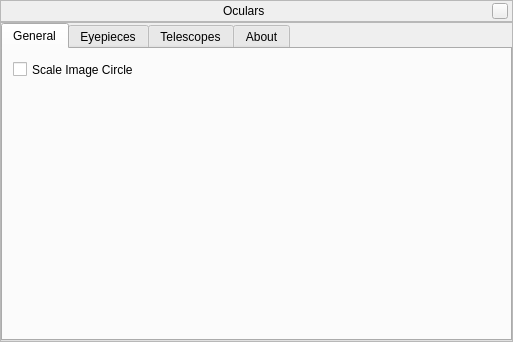
The window that plugins/Oculars/src/gui/ocularDialog.ui (519984307/stellarium_src) describes before a commit, drawn with Qt 5.
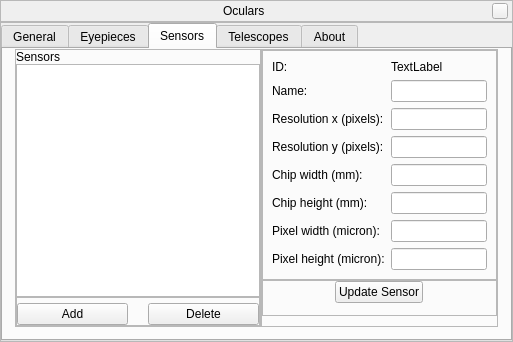
The same window after the commit. The open tabs and pages were chosen to show the change. Custom widgets are drawn as their Qt base class.

The edit to the form file:
```diff
--- a/plugins/Oculars/src/gui/ocularDialog.ui
+++ b/plugins/Oculars/src/gui/ocularDialog.ui
@@ -499,6 +499,425 @@
           </item>
          </layout>
         </widget>
+        <widget class="QWidget" name="CCD">
+         <attribute name="title">
+          <string>Sensors</string>
+         </attribute>
+         <layout class="QHBoxLayout" name="CCD_horizontalLayout_1">
+          <property name="spacing">
+           <number>0</number>
+          </property>
+          <property name="leftMargin">
+           <number>12</number>
+          </property>
+          <property name="topMargin">
+           <number>0</number>
+          </property>
+          <property name="rightMargin">
+           <number>12</number>
+          </property>
+          <property name="bottomMargin">
+           <number>12</number>
+          </property>
+          <item>
+           <widget class="QFrame" name="CCDListFrame">
+            <property name="sizePolicy">
+             <sizepolicy hsizetype="Expanding" vsizetype="Expanding">
+              <horstretch>0</horstretch>
+              <verstretch>0</verstretch>
+             </sizepolicy>
+            </property>
+            <property name="frameShape">
+             <enum>QFrame::StyledPanel</enum>
+            </property>
+            <property name="frameShadow">
+             <enum>QFrame::Raised</enum>
+            </property>
+            <layout class="QVBoxLayout" name="CCD_verticalLayout_1">
+             <property name="spacing">
+              <number>0</number>
+             </property>
+             <property name="margin">
+              <number>0</number>
+             </property>
+             <item>
+              <widget class="QLabel" name="CCDlabel">
+               <property name="text">
+                <string>Sensors</string>
+               </property>
+              </widget>
+             </item>
+             <item>
+              <widget class="QListView" name="ccdListView">
+               <property name="editTriggers">
+                <set>QAbstractItemView::NoEditTriggers</set>
+               </property>
+               <property name="isWrapping" stdset="0">
+                <bool>false</bool>
+               </property>
+               <property name="viewMode">
+                <enum>QListView::ListMode</enum>
+               </property>
+               <property name="modelColumn">
+                <number>0</number>
+               </property>
+              </widget>
+             </item>
+             <item>
+              <widget class="QFrame" name="CCDframe_add_remove">
+               <property name="frameShape">
+                <enum>QFrame::StyledPanel</enum>
+               </property>
+               <property name="frameShadow">
+                <enum>QFrame::Raised</enum>
+               </property>
+               <layout class="QHBoxLayout" name="CCD_horizontalLayout_2">
+                <property name="spacing">
+                 <number>0</number>
+                </property>
+                <property name="leftMargin">
+                 <number>0</number>
+                </property>
+                <property name="topMargin">
+                 <number>5</number>
+                </property>
+                <property name="rightMargin">
+                 <number>0</number>
+                </property>
+                <property name="bottomMargin">
+                 <number>0</number>
+                </property>
+                <item>
+                 <widget class="QPushButton" name="addCCD">
+                  <property name="text">
+                   <string>Add</string>
+                  </property>
+                 </widget>
+                </item>
+                <item>
+                 <spacer name="horizontalSpacer_add_remove">
+                  <property name="orientation">
+                   <enum>Qt::Horizontal</enum>
+                  </property>
+                  <property name="sizeType">
+                   <enum>QSizePolicy::Preferred</enum>
+                  </property>
+                  <property name="sizeHint" stdset="0">
+                   <size>
+                    <width>20</width>
+                    <height>20</height>
+                   </size>
+                  </property>
+                 </spacer>
+                </item>
+                <item>
+                 <widget class="QPushButton" name="deleteCCD">
+                  <property name="text">
+                   <string>Delete</string>
+                  </property>
+                 </widget>
+                </item>
+               </layout>
+              </widget>
+             </item>
+            </layout>
+           </widget>
+          </item>
+          <item>
+           <widget class="QFrame" name="CCDInfoFrame">
+            <property name="frameShape">
+             <enum>QFrame::StyledPanel</enum>
+            </property>
+            <property name="frameShadow">
+             <enum>QFrame::Raised</enum>
+            </property>
+            <layout class="QVBoxLayout" name="CCD_verticalLayout_2">
+             <property name="spacing">
+              <number>0</number>
+             </property>
+             <property name="margin">
+              <number>0</number>
+             </property>
+             <item>
+              <widget class="QFrame" name="CCDData">
+               <property name="frameShape">
+                <enum>QFrame::StyledPanel</enum>
+               </property>
+               <property name="frameShadow">
+                <enum>QFrame::Raised</enum>
+               </property>
+               <layout class="QFormLayout" name="CCDformLayout">
+                <item row="0" column="0">
+                 <widget class="QLabel" name="CCDID_lbl">
+                  <property name="text">
+                   <string>ID:</string>
+                  </property>
+                 </widget>
+                </item>
+                <item row="0" column="1">
+                 <widget class="QLabel" name="CCDID">
+                  <property name="text">
+                   <string>TextLabel</string>
+                  </property>
+                 </widget>
+                </item>
+                <item row="1" column="0">
+                 <widget class="QLabel" name="CCDName_lbl">
+                  <property name="text">
+                   <string>Name:</string>
+                  </property>
+                 </widget>
+                </item>
+                <item row="1" column="1">
+                 <widget class="QLineEdit" name="CCDName">
+                  <property name="sizePolicy">
+                   <sizepolicy hsizetype="Expanding" vsizetype="Fixed">
+                    <horstretch>0</horstretch>
+                    <verstretch>0</verstretch>
+                   </sizepolicy>
+                  </property>
+                  <property name="baseSize">
+                   <size>
+                    <width>100</width>
+                    <height>22</height>
+                   </size>
+                  </property>
+                  <property name="maxLength">
+                   <number>50</number>
+                  </property>
+                 </widget>
+                </item>
+                <item row="2" column="0">
+                 <widget class="QLabel" name="CCDResX_lbl">
+                  <property name="text">
+                   <string>Resolution x (pixels):</string>
+                  </property>
+                 </widget>
+                </item>
+                <item row="2" column="1">
+                 <widget class="QLineEdit" name="CCDResX">
+                  <property name="sizePolicy">
+                   <sizepolicy hsizetype="Expanding" vsizetype="Fixed">
+                    <horstretch>0</horstretch>
+                    <verstretch>0</verstretch>
+                   </sizepolicy>
+                  </property>
+                  <property name="baseSize">
+                   <size>
+                    <width>100</width>
+                    <height>22</height>
+                   </size>
+                  </property>
+                  <property name="maxLength">
+                   <number>5</number>
+                  </property>
+                 </widget>
+                </item>
+                <item row="3" column="0">
+                 <widget class="QLabel" name="CCDResY_lbl">
+                  <property name="text">
+                   <string>Resolution y (pixels):</string>
+                  </property>
+                 </widget>
+                </item>
+                <item row="3" column="1">
+                 <widget class="QLineEdit" name="CCDResY">
+                  <property name="sizePolicy">
+                   <sizepolicy hsizetype="Expanding" vsizetype="Fixed">
+                    <horstretch>0</horstretch>
+                    <verstretch>0</verstretch>
+                   </sizepolicy>
+                  </property>
+                  <property name="baseSize">
+                   <size>
+                    <width>100</width>
+                    <height>22</height>
+                   </size>
+                  </property>
+                  <property name="maxLength">
+                   <number>5</number>
+                  </property>
+                 </widget>
+                </item>
+                <item row="4" column="0">
+                 <widget class="QLabel" name="CCDChipX_lbl">
+                  <property name="text">
+                   <string>Chip width (mm):</string>
+                  </property>
+                 </widget>
+                </item>
+                <item row="4" column="1">
+                 <widget class="QLineEdit" name="CCDChipX">
+                  <property name="sizePolicy">
+                   <sizepolicy hsizetype="Expanding" vsizetype="Fixed">
+                    <horstretch>0</horstretch>
+                    <verstretch>0</verstretch>
+                   </sizepolicy>
+                  </property>
+                  <property name="baseSize">
+                   <size>
+                    <width>100</width>
+                    <height>22</height>
+                   </size>
+                  </property>
+                  <property name="maxLength">
+                   <number>5</number>
+                  </property>
+                 </widget>
+                </item>
+                <item row="5" column="0">
+                 <widget class="QLabel" name="CCDChipY_lbl">
+                  <property name="text">
+                   <string>Chip height (mm):</string>
+                  </property>
+                 </widget>
+                </item>
+                <item row="5" column="1">
+                 <widget class="QLineEdit" name="CCDChipY">
+                  <property name="sizePolicy">
+                   <sizepolicy hsizetype="Expanding" vsizetype="Fixed">
+                    <horstretch>0</horstretch>
+                    <verstretch>0</verstretch>
+                   </sizepolicy>
+                  </property>
+                  <property name="baseSize">
+                   <size>
+                    <width>100</width>
+                    <height>22</height>
+                   </size>
+                  </property>
+                  <property name="maxLength">
+                   <number>5</number>
+                  </property>
+                 </widget>
+                </item>
+                <item row="6" column="0">
+                 <widget class="QLabel" name="CCDPixelX_lbl">
+                  <property name="text">
+                   <string>Pixel width (micron):</string>
+                  </property>
+                 </widget>
+                </item>
+                <item row="6" column="1">
+                 <widget class="QLineEdit" name="CCDPixelX">
+                  <property name="sizePolicy">
+                   <sizepolicy hsizetype="Expanding" vsizetype="Fixed">
+                    <horstretch>0</horstretch>
+                    <verstretch>0</verstretch>
+                   </sizepolicy>
+                  </property>
+                  <property name="baseSize">
+                   <size>
+                    <width>100</width>
+                    <height>22</height>
+                   </size>
+                  </property>
+                  <property name="maxLength">
+                   <number>5</number>
+                  </property>
+                 </widget>
+                </item>
+                <item row="7" column="0">
+                 <widget class="QLabel" name="CCDPixelY_lbl">
+                  <property name="text">
+                   <string>Pixel height (micron):</string>
+                  </property>
+                 </widget>
+                </item>
+                <item row="7" column="1">
+                 <widget class="QLineEdit" name="CCDPixelY">
+                  <property name="sizePolicy">
+                   <sizepolicy hsizetype="Expanding" vsizetype="Fixed">
+                    <horstretch>0</horstretch>
+                    <verstretch>0</verstretch>
+                   </sizepolicy>
+                  </property>
+                  <property name="baseSize">
+                   <size>
+                    <width>100</width>
+                    <height>22</height>
+                   </size>
+                  </property>
+                  <property name="maxLength">
+                   <number>5</number>
+                  </property>
+                 </widget>
+                </item>
+               </layout>
+              </widget>
+             </item>
+             <item>
+              <widget class="QFrame" name="CCDframe_update">
+               <property name="frameShape">
+                <enum>QFrame::StyledPanel</enum>
+               </property>
+               <property name="frameShadow">
+                <enum>QFrame::Raised</enum>
+               </property>
+               <layout class="QHBoxLayout" name="CCD_horizontalLayout_3">
+                <property name="spacing">
+                 <number>0</number>
+                </property>
+                <property name="topMargin">
+                 <number>0</number>
+                </property>
+                <property name="bottomMargin">
+                 <number>12</number>
+                </property>
+                <item>
+                 <spacer name="horizontalSpacer_CCD_update_left">
+                  <property name="orientation">
+                   <enum>Qt::Horizontal</enum>
+                  </property>
+                  <property name="sizeHint" stdset="0">
+                   <size>
+                    <width>68</width>
+                    <height>20</height>
+                   </size>
+                  </property>
+                 </spacer>
+                </item>
+                <item>
+                 <widget class="QPushButton" name="updateCCDButton">
+                  <property name="text">
+                   <string>Update Sensor</string>
+                  </property>
+                 </widget>
+                </item>
+                <item>
+                 <spacer name="horizontalSpacer_CCD_update_right">
+                  <property name="orientation">
+                   <enum>Qt::Horizontal</enum>
+                  </property>
+                  <property name="sizeHint" stdset="0">
+                   <size>
+                    <width>68</width>
+                    <height>20</height>
+                   </size>
+                  </property>
+                 </spacer>
+                </item>
+               </layout>
+              </widget>
+             </item>
+             <item>
+              <spacer name="CCDverticalSpacer">
+               <property name="orientation">
+                <enum>Qt::Vertical</enum>
+               </property>
+               <property name="sizeHint" stdset="0">
+                <size>
+                 <width>20</width>
+                 <height>86</height>
+                </size>
+               </property>
+              </spacer>
+             </item>
+            </layout>
+           </widget>
+          </item>
+         </layout>
+        </widget>
         <widget class="QWidget" name="Telescopes">
          <attribute name="title">
           <string>Telescopes</string>
```
